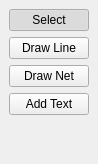
Above: ui/ToolsDock.ui from igorizyumin/pyschem before the change. Below: the same form after it.
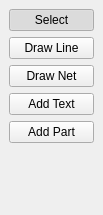
That is the form after the change.

Commit message: add part object type and tool

Diff of the .ui file:
```diff
--- a/ui/ToolsDock.ui
+++ b/ui/ToolsDock.ui
@@ -6,8 +6,8 @@
    <rect>
     <x>0</x>
     <y>0</y>
-    <width>98</width>
-    <height>164</height>
+    <width>103</width>
+    <height>215</height>
    </rect>
   </property>
   <property name="sizePolicy">
@@ -85,6 +85,22 @@
       </property>
      </widget>
     </item>
+    <item>
+     <widget class="QPushButton" name="partBtn">
+      <property name="text">
+       <string>Add Part</string>
+      </property>
+      <property name="checkable">
+       <bool>true</bool>
+      </property>
+      <property name="autoExclusive">
+       <bool>true</bool>
+      </property>
+      <property name="flat">
+       <bool>false</bool>
+      </property>
+     </widget>
+    </item>
     <item>
      <spacer name="verticalSpacer">
       <property name="orientation">
```
The commit also changes 13 other files.
